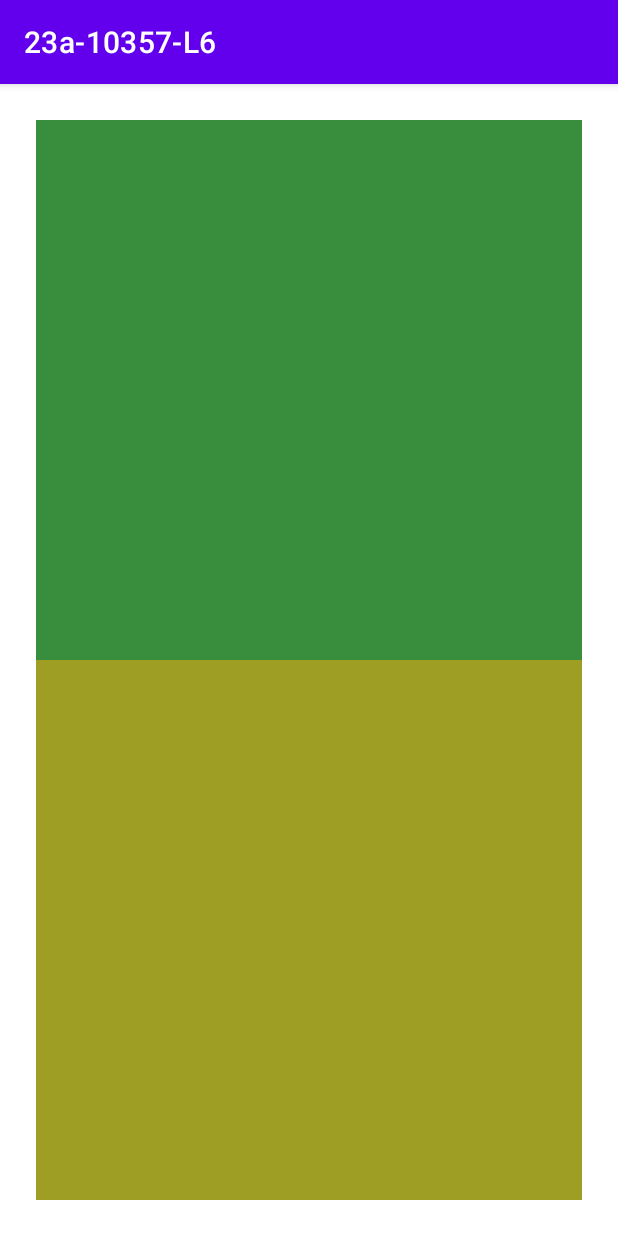
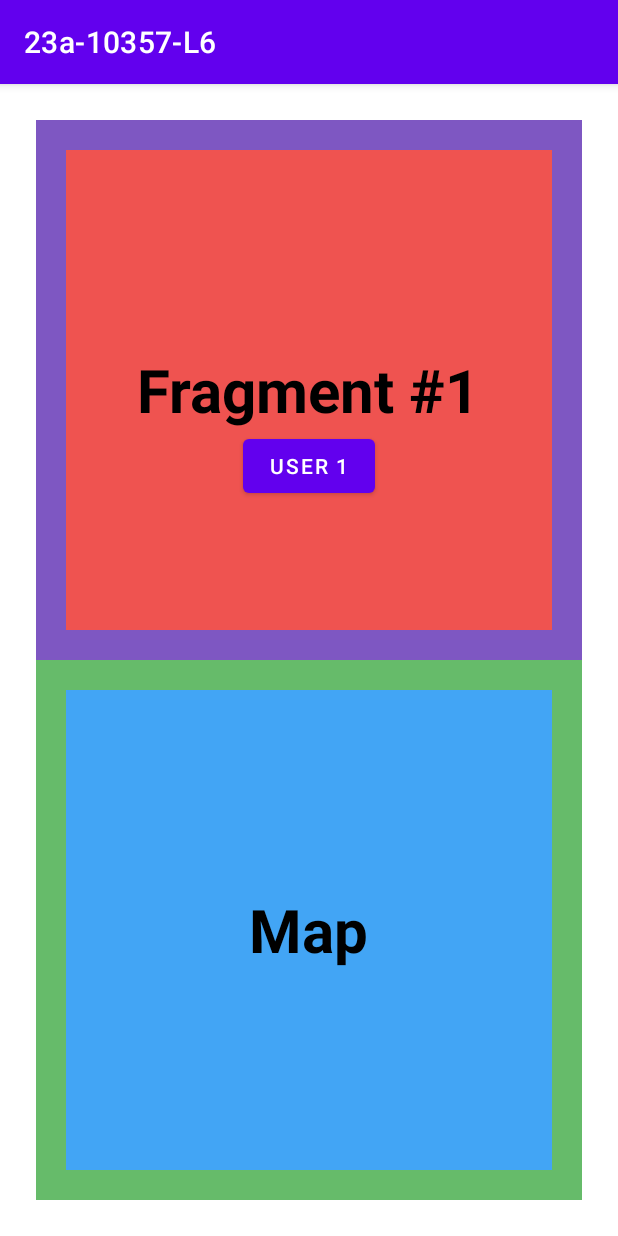
Before and after one commit to TomCo2210/23A-10357-L6, an Android app: the screen it shows after launch (MainActivity), on a phone screen of 412 x 824 dp. Run offline under Robolectric (Android 15) with nearby library versions, the phone set to English and light mode, and no system bars.

Commit message:
callbacks

```diff
--- a/app/src/main/java/dev/tomco/a23a_10357_l6/MainActivity.java
+++ b/app/src/main/java/dev/tomco/a23a_10357_l6/MainActivity.java
@@ -3,16 +3,43 @@ package dev.tomco.a23a_10357_l6;
 import androidx.appcompat.app.AppCompatActivity;
 
 import android.os.Bundle;
+import android.view.View;
 import android.widget.FrameLayout;
+
+import dev.tomco.a23a_10357_l6.interfaces.CallBack_userProtocol;
+import dev.tomco.a23a_10357_l6.views.ListFragment;
+import dev.tomco.a23a_10357_l6.views.MapFragment;
 
 public class MainActivity extends AppCompatActivity {
 
-    private FrameLayout listFragment;
-    private FrameLayout mapFragment;
+    private ListFragment listFragment;
+    private MapFragment mapFragment;
+
+    CallBack_userProtocol callBack_userProtocol = new CallBack_userProtocol() {
+        @Override
+        public void user(String name) {
+            showUserLocation(name);
+        }
+    };
+
+    private void showUserLocation(String name) {
+        double latitude = 32.4999;
+        double longitude = 34.5599;
+        mapFragment.zoom(latitude, longitude);
+    }
 
     @Override
     protected void onCreate(Bundle savedInstanceState) {
         super.onCreate(savedInstanceState);
         setContentView(R.layout.activity_main);
+
+        listFragment = new ListFragment();
+        listFragment.setCallback(callBack_userProtocol);
+
+
+        mapFragment = new MapFragment();
+
+        getSupportFragmentManager().beginTransaction().add(R.id.main_FRAME_list, listFragment).commit();
+        getSupportFragmentManager().beginTransaction().add(R.id.main_FRAME_map, mapFragment).commit();
     }
 }
--- /dev/null
+++ b/app/src/main/java/dev/tomco/a23a_10357_l6/interfaces/CallBack_Timer.java
@@ -0,0 +1,5 @@
+package dev.tomco.a23a_10357_l6.interfaces;
+
+public interface CallBack_Timer {
+    void tick();
+}
--- /dev/null
+++ b/app/src/main/java/dev/tomco/a23a_10357_l6/interfaces/CallBack_userProtocol.java
@@ -0,0 +1,5 @@
+package dev.tomco.a23a_10357_l6.interfaces;
+
+public interface CallBack_userProtocol {
+    void user(String name);
+}
--- a/app/src/main/java/dev/tomco/a23a_10357_l6/views/ListFragment.java
+++ b/app/src/main/java/dev/tomco/a23a_10357_l6/views/ListFragment.java
@@ -9,14 +9,44 @@ import androidx.annotation.NonNull;
 import androidx.annotation.Nullable;
 import androidx.fragment.app.Fragment;
 
+import com.google.android.material.button.MaterialButton;
+import com.google.android.material.textview.MaterialTextView;
+
 import dev.tomco.a23a_10357_l6.R;
+import dev.tomco.a23a_10357_l6.interfaces.CallBack_userProtocol;
 
 public class ListFragment extends Fragment {
+
+    private MaterialTextView list_LBL_title;
+    private MaterialButton list_BTN_user1;
+    private CallBack_userProtocol callback;
+
+    public void setCallback(CallBack_userProtocol callback) {
+        this.callback = callback;
+    }
+
     @Nullable
     @Override
     public View onCreateView(@NonNull LayoutInflater inflater, @Nullable ViewGroup container, @Nullable Bundle savedInstanceState) {
         View view = inflater.inflate(R.layout.fragment_list, container, false);
 
+        findViews(view);
+        list_BTN_user1.setOnClickListener(new View.OnClickListener() {
+            @Override
+            public void onClick(View v) {
+                user1Clicked();
+            }
+        });
         return view;
     }
+
+    private void user1Clicked() {
+        if (callback != null)
+            callback.user("Tom");
+    }
+
+    private void findViews(View view) {
+        list_BTN_user1 = view.findViewById(R.id.list_BTN_user1);
+        list_LBL_title = view.findViewById(R.id.list_LBL_title);
+    }
 }
--- a/app/src/main/java/dev/tomco/a23a_10357_l6/views/MapFragment.java
+++ b/app/src/main/java/dev/tomco/a23a_10357_l6/views/MapFragment.java
@@ -9,14 +9,28 @@ import androidx.annotation.NonNull;
 import androidx.annotation.Nullable;
 import androidx.fragment.app.Fragment;
 
+import com.google.android.material.textview.MaterialTextView;
+
 import dev.tomco.a23a_10357_l6.R;
 
 public class MapFragment extends Fragment {
 
+    private MaterialTextView map_LBL_title;
+
+
     @Nullable
     @Override
     public View onCreateView(@NonNull LayoutInflater inflater, @Nullable ViewGroup container, @Nullable Bundle savedInstanceState) {
-         View view = inflater.inflate(R.layout.fragment_map,container,false);
+        View view = inflater.inflate(R.layout.fragment_map, container, false);
+        findViews(view);
         return view;
     }
+
+    private void findViews(View view) {
+        map_LBL_title = view.findViewById(R.id.map_LBL_title);
+    }
+
+    public void zoom(double latitude, double longitude) {
+        map_LBL_title.setText(latitude  + "\n" + longitude);
+    }
 }
--- a/app/src/main/res/layout/activity_main.xml
+++ b/app/src/main/res/layout/activity_main.xml
@@ -13,7 +13,8 @@
         android:layout_width="match_parent"
         android:layout_height="0dp"
         android:layout_weight="1"
-        android:background="@color/green_700"
+        android:padding="20dp"
+        android:background="@color/purple_400"
         />
 
     <FrameLayout
@@ -21,7 +22,8 @@
         android:layout_width="match_parent"
         android:layout_height="0dp"
         android:layout_weight="1"
-        android:background="@color/brown_700"
+        android:padding="20dp"
+        android:background="@color/green_400"
         />
 
 </androidx.appcompat.widget.LinearLayoutCompat>
--- a/app/src/main/res/layout/fragment_list.xml
+++ b/app/src/main/res/layout/fragment_list.xml
@@ -2,7 +2,7 @@
 <RelativeLayout xmlns:android="http://schemas.android.com/apk/res/android"
     android:layout_width="match_parent"
     android:layout_height="match_parent"
-    android:background="@color/yellow_400">
+    android:background="@color/red_400">
 
     <com.google.android.material.textview.MaterialTextView
         android:id="@+id/list_LBL_title"
--- a/app/src/main/res/layout/fragment_map.xml
+++ b/app/src/main/res/layout/fragment_map.xml
@@ -3,10 +3,10 @@
     xmlns:tools="http://schemas.android.com/tools"
     android:layout_width="match_parent"
     android:layout_height="match_parent"
-    android:background="@color/blue_300">
+    android:background="@color/blue_400">
 
     <TextView
-        android:id="@+id/textView"
+        android:id="@+id/map_LBL_title"
         android:layout_width="wrap_content"
         android:layout_height="wrap_content"
         android:text="Map"
--- a/app/src/main/res/values/colors.xml
+++ b/app/src/main/res/values/colors.xml
@@ -7,8 +7,8 @@
     <color name="teal_700">#FF018786</color>
     <color name="black">#FF000000</color>
     <color name="white">#FFFFFFFF</color>
-    <color name="yellow_400">#FFEE58</color>
-    <color name="green_700">#388E3C</color>
-    <color name="brown_700">#9E9D24</color>
-    <color name="blue_300">#64B5F6</color>
+    <color name="red_400">#EF5350</color>
+    <color name="purple_400">#7E57C2</color>
+    <color name="green_400">#66BB6A</color>
+    <color name="blue_400">#42A5F5</color>
 </resources>
```
Also changed, not shown: app/src/main/java/dev/tomco/a23a_10357_l6/Models/Ticker.java (added, +32 -0 lines).
